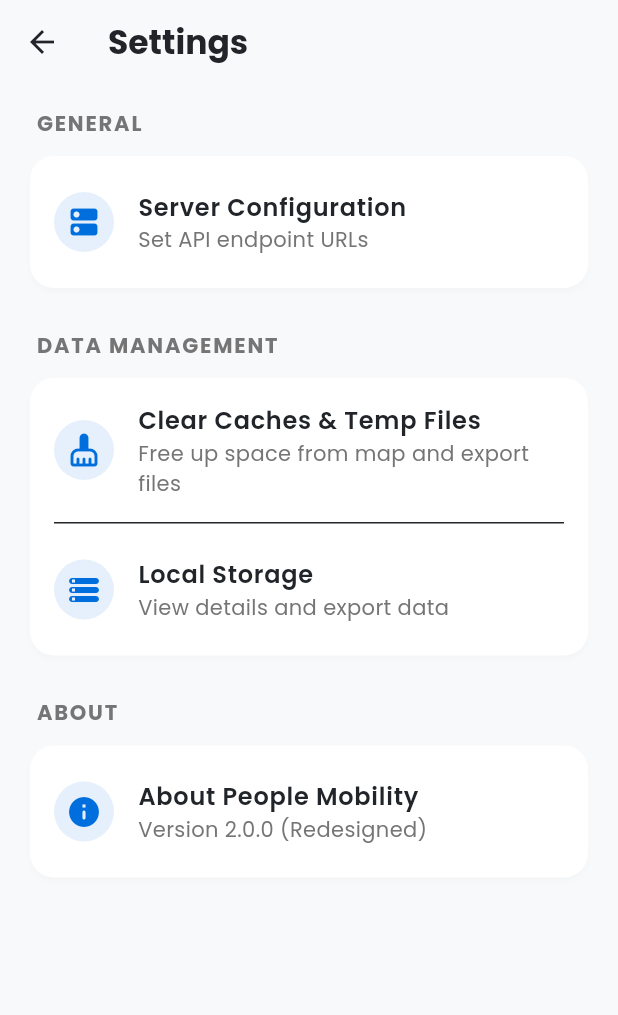
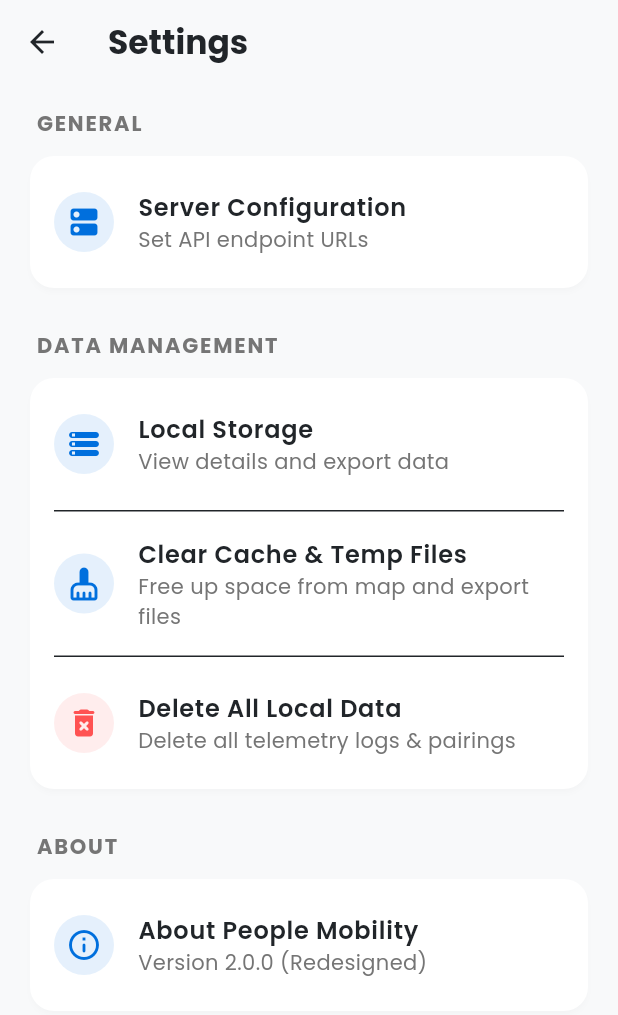
Before and after one commit to axeiira/iOS-Bluetooth, a Flutter app: the SettingsPage screen opened directly, on a phone screen of 412 x 824 dp. Shown: the top 1015 px of the screen. Run offline on Flutter 3.47's test engine with Material 3 defaults, Android fonts, the phone set to English and light mode, and no system bars; our stand-ins replace cached_network_image, csv, device_info_plus, flutter_blue_plus, flutter_cache_manager, flutter_map and 10 more; missing offline and left inert: mobile_scanner; accounts and stored records are empty; project files that could hold a hidden picture were left out.

Commit message:
add delete local data button for developing needs

```diff
--- a/lib/pages/settings_page.dart
+++ b/lib/pages/settings_page.dart
@@ -1,7 +1,6 @@
 import 'dart:io';
 import 'package:flutter/material.dart';
 import 'package:path_provider/path_provider.dart';
-import 'package:path/path.dart' as p;
 import '../utils/database_helper.dart';
 import '../utils/app_strings.dart';
 import '../utils/map_tile_provider.dart';
@@ -46,7 +45,7 @@ class SettingsPage extends StatelessWidget {
       builder: (BuildContext context) {
         return AlertDialog(
           title: const Text("Delete All Local Data?"),
-          content: const Text("This action cannot be undone and will permanently delete all logs from your device."),
+          content: const Text("This action cannot be undone and will permanently delete all telemetry logs and pairings from this device."),
           actions: <Widget>[
             TextButton(
               child: const Text("Cancel"),
@@ -56,6 +55,7 @@ class SettingsPage extends StatelessWidget {
               style: TextButton.styleFrom(foregroundColor: Theme.of(context).colorScheme.error),
               child: const Text("Delete All"),
               onPressed: () async {
+                 // Memanggil fungsi deleteAllData dari DatabaseHelper
                  await DatabaseHelper.instance.deleteAllData();
                  if (context.mounted) {
                     Navigator.of(context).pop(true);
@@ -116,14 +116,6 @@ class SettingsPage extends StatelessWidget {
               children: [
                 _buildListTile(
                   context,
-                  icon: Icons.cleaning_services_rounded,
-                  title: "Clear Caches & Temp Files",
-                  subtitle: "Free up space from map and export files",
-                  onTap: () => _clearAllCachesAndTempFiles(context),
-                ),
-                const Divider(height: 1, indent: 16, endIndent: 16),
-                _buildListTile(
-                  context,
                   icon: Icons.storage_rounded,
                   title: AppStrings.settingsLocalStorage,
                   subtitle: AppStrings.settingsStorageSubtitle,
@@ -133,6 +125,23 @@ class SettingsPage extends StatelessWidget {
                       MaterialPageRoute(builder: (context) => const LocalStoragePage()),
                     );
                   },
+                ),
+                const Divider(height: 1, indent: 16, endIndent: 16),
+                _buildListTile(
+                  context,
+                  icon: Icons.cleaning_services_rounded,
+                  title: "Clear Cache & Temp Files",
+                  subtitle: "Free up space from map and export files",
+                  onTap: () => _clearAllCachesAndTempFiles(context),
+                ),
+                 const Divider(height: 1, indent: 16, endIndent: 16),
+                _buildListTile(
+                  context,
+                  icon: Icons.delete_forever_rounded,
+                  iconColor: theme.colorScheme.error,
+                  title: "Delete All Local Data",
+                  subtitle: "Delete all telemetry logs & pairings",
+                  onTap: () => _showDeleteConfirmationDialog(context),
                 ),
               ],
             ),
@@ -145,7 +154,7 @@ class SettingsPage extends StatelessWidget {
               children: [
                  _buildListTile(
                   context,
-                  icon: Icons.info_rounded,
+                  icon: Icons.info_outline_rounded,
                   title: "About ${AppStrings.appName}",
                   subtitle: "Version 2.0.0 (Redesigned)",
                   onTap: () => _showAboutDialog(context),
```
